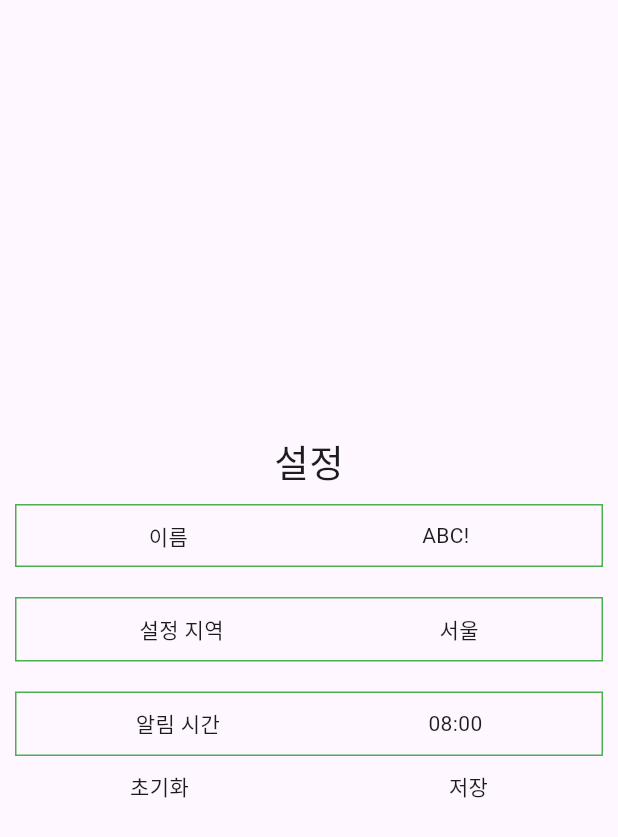
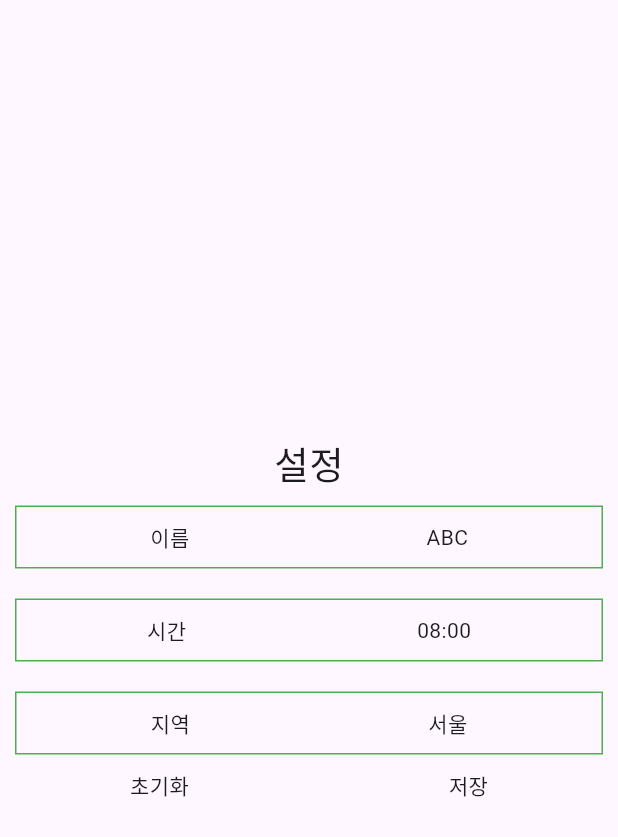
Before and after one commit to 938938/hello_forecaster, a Flutter app: the screen it shows after launch, on a phone screen of 412 x 824 dp. Shown: the top 837 px of the screen. Run offline on Flutter 3.47's test engine with Material 3 defaults, Android fonts, the phone set to English and light mode, and no system bars.

Commit message:
[FEAT] Parts 위젯 생성

```diff
--- a/lib/screens/home_screen.dart
+++ b/lib/screens/home_screen.dart
@@ -1,4 +1,5 @@
 import 'package:flutter/material.dart';
+import 'package:hello_forecaster/widgets/parts.dart';
 
 class Home extends StatelessWidget {
   const Home({super.key});
@@ -10,39 +11,14 @@ class Home extends StatelessWidget {
         mainAxisAlignment: MainAxisAlignment.center,
         children: [
           Text('설정', style: TextStyle(fontSize: 25)),
-          Container(
-            padding: EdgeInsets.all(10),
-            margin: EdgeInsets.all(10),
-            decoration: BoxDecoration(border: Border.all(color: Colors.green)),
-            child: Row(
-              mainAxisAlignment: MainAxisAlignment.spaceAround,
-              children: [Text('이름'), Text('ABC!')],
-            ),
-          ),
-          Container(
-            padding: EdgeInsets.all(10),
-            margin: EdgeInsets.all(10),
-            decoration: BoxDecoration(border: Border.all(color: Colors.green)),
-            child: Row(
-              mainAxisAlignment: MainAxisAlignment.spaceAround,
-              children: [Text('설정 지역'), Text('서울')],
-            ),
-          ),
-          Container(
-            padding: EdgeInsets.all(10),
-            margin: EdgeInsets.all(10),
-            decoration: BoxDecoration(border: Border.all(color: Colors.green)),
-            child: Row(
-              mainAxisAlignment: MainAxisAlignment.spaceAround,
-              children: [Text('알림 시간'), Text('08:00')],
-            ),
-          ),
+          Parts(title: '이름', value: 'ABC'),
+          Parts(title: '시간', value: '08:00'),
+          Parts(title: '지역', value: '서울'),
           Row(
             mainAxisAlignment: MainAxisAlignment.spaceAround,
             children: [
               Container(child: Text('초기화')),
               Container(child: Text('저장')),
-
             ],
           ),
         ],
--- /dev/null
+++ b/lib/widgets/parts.dart
@@ -0,0 +1,20 @@
+import 'package:flutter/material.dart';
+
+class Parts extends StatelessWidget {
+  const Parts({super.key, required this.title, required this.value});
+
+  final String title, value;
+
+  @override
+  Widget build(BuildContext context) {
+    return Container(
+      padding: EdgeInsets.all(10),
+      margin: EdgeInsets.all(10),
+      decoration: BoxDecoration(border: Border.all(color: Colors.green)),
+      child: Row(
+        mainAxisAlignment: MainAxisAlignment.spaceAround,
+        children: [Text(title), Text(value)],
+      ),
+    );
+  }
+}
```
